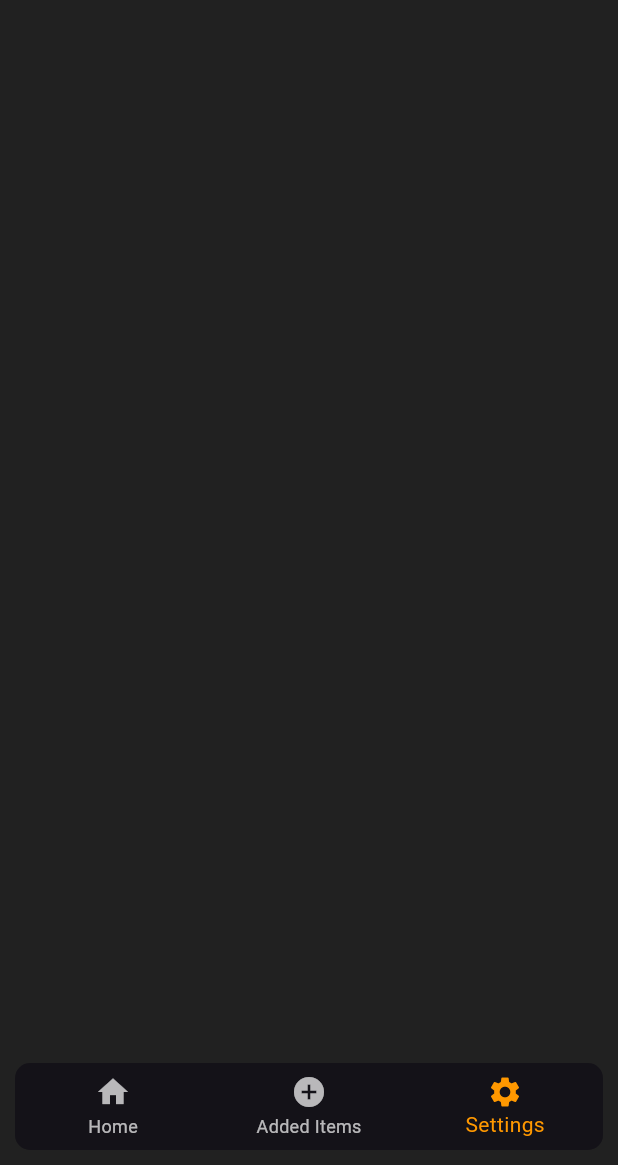
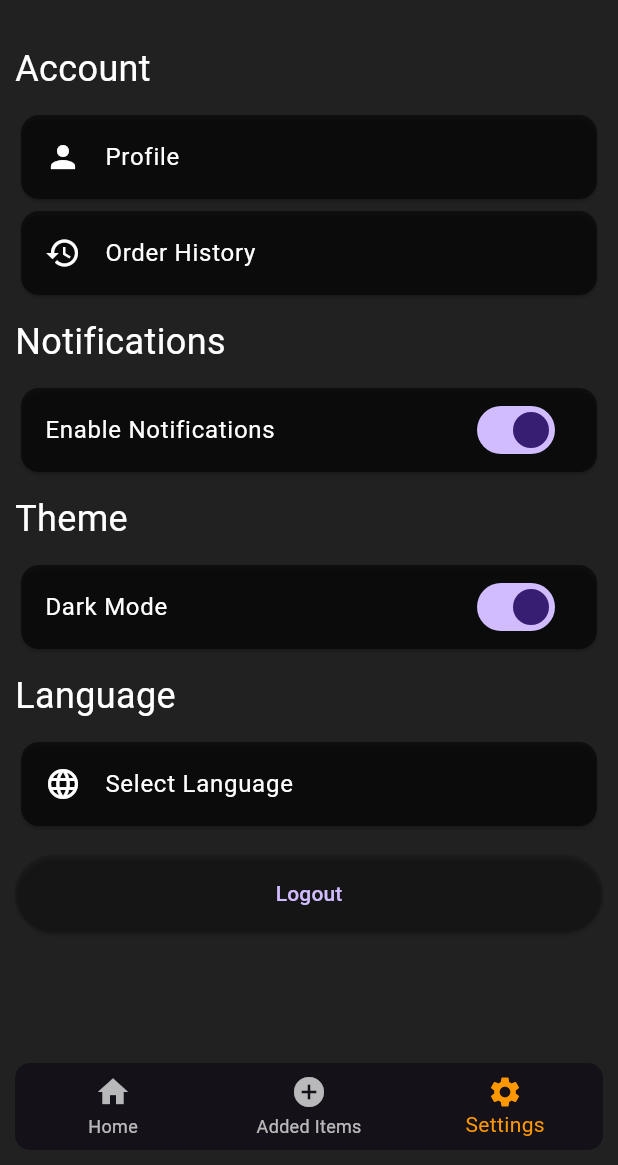
Before and after one commit to buzurg2003/coffee_app, a Flutter app: the screen it shows after launch, item 3 of the bottom bar chosen, on a phone screen of 412 x 824 dp, the part 71-1236 px from its top. Run offline on Flutter 3.47's test engine with Material 3 defaults, Android fonts, the light colour scheme and no system bars; our stand-ins replace cloud_firestore, firebase_core, google_fonts; accounts and stored records are empty.

Commit message:
added_items.dart and settings_page.dart was modified

```diff
--- a/lib/main.dart
+++ b/lib/main.dart
@@ -26,3 +26,5 @@ class MyApp extends StatelessWidget {
     );
   }
 }
+
+// https://console.firebase.google.com/u/0/project/coffee-app-434da/firestore/databases/-default-/data/~2Fadded_items
--- a/lib/pages/settings_page.dart
+++ b/lib/pages/settings_page.dart
@@ -7,6 +7,120 @@ class SettingsPage extends StatelessWidget {
   Widget build(BuildContext context) {
     return Scaffold(
       backgroundColor: Colors.grey[900],
+      body: Padding(
+        padding: const EdgeInsets.all(10.0),
+        child: ListView(
+          children: [
+            // Account Section
+
+            _buildSectionTitle('Account'),
+            _buildCard(
+              context: context,
+              title: 'Profile',
+              icon: Icons.person,
+              onTap: () {
+                // Navigate to Profile Page
+              },
+            ),
+            _buildCard(
+              context: context,
+              title: 'Order History',
+              icon: Icons.history,
+              onTap: () {
+                // Navigate to Order History Page
+              },
+            ),
+
+            // Notifications Section
+            _buildSectionTitle('Notifications'),
+            _buildSwitchCard(
+              context: context,
+              title: 'Enable Notifications',
+              value: true, // This should be managed by your state management
+              onChanged: (bool value) {
+                // Handle toggle
+              },
+            ),
+
+            // Theme Section
+            _buildSectionTitle('Theme'),
+            _buildSwitchCard(
+              context: context,
+              title: 'Dark Mode',
+              value: true, // This should be managed by your state management
+              onChanged: (bool value) {
+                // Handle theme toggle
+              },
+            ),
+
+            // Language Section
+            _buildSectionTitle('Language'),
+            _buildCard(
+              context: context,
+              title: 'Select Language',
+              icon: Icons.language,
+              onTap: () {
+                // Navigate to Language Selection Page
+              },
+            ),
+
+            // Logout Button
+            SizedBox(height: 15),
+            ElevatedButton(
+              onPressed: () {
+                // Handle logout
+              },
+              style: ElevatedButton.styleFrom(
+                padding: EdgeInsets.symmetric(vertical: 16),
+                backgroundColor: Colors.black12
+              ),
+              child: Text('Logout'),
+            ),
+          ],
+        ),
+      ),
+    );
+  }
+
+  Widget _buildSectionTitle(String title) {
+    return Padding(
+      padding: const EdgeInsets.symmetric(vertical: 10.0),
+      child: Text(
+        title,
+        style: TextStyle(fontSize: 24, color: Colors.white), // Optional: Set text color
+      ),
+    );
+  }
+
+  Widget _buildCard({
+    required BuildContext context,
+    required String title,
+    required IconData icon,
+    required VoidCallback onTap,
+  }) {
+    return Card(
+      color: Colors.black54, // Set the card color to match the theme
+      child: ListTile(
+        title: Text(title, style: TextStyle(color: Colors.white)), // Set text color
+        leading: Icon(icon, color: Colors.white), // Set icon color
+        onTap: onTap,
+      ),
+    );
+  }
+
+  Widget _buildSwitchCard({
+    required BuildContext context,
+    required String title,
+    required bool value,
+    required ValueChanged<bool> onChanged,
+  }) {
+    return Card(
+      color: Colors.black54, // Set the card color to match the theme
+      child: SwitchListTile(
+        title: Text(title, style: TextStyle(color: Colors.white)), // Set text color
+        value: value,
+        onChanged: onChanged,
+      ),
     );
   }
 }
```
Also changed, not shown: lib/pages/added_items.dart (+30 -13 lines).
